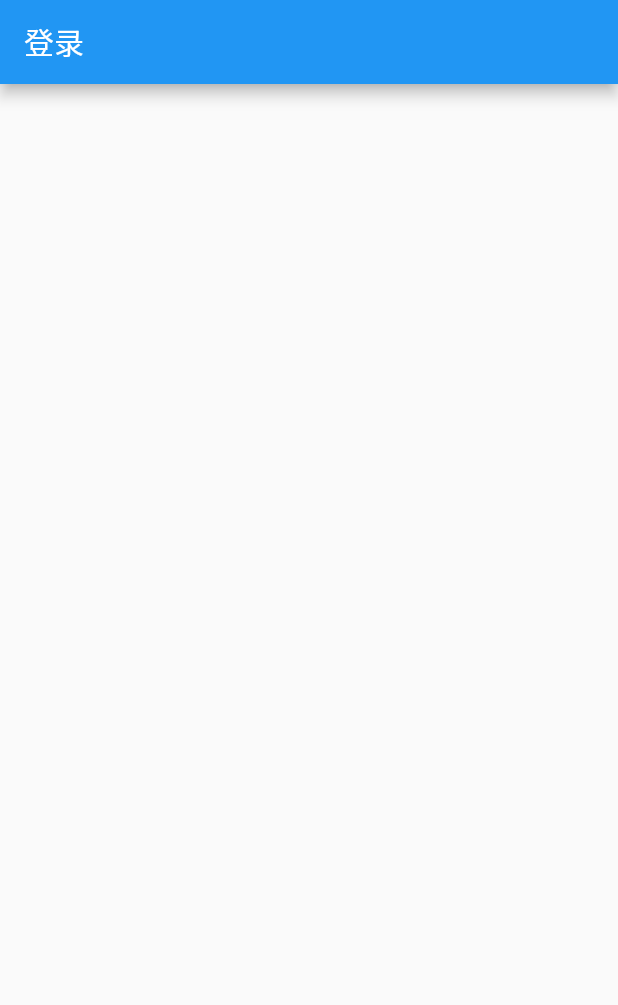
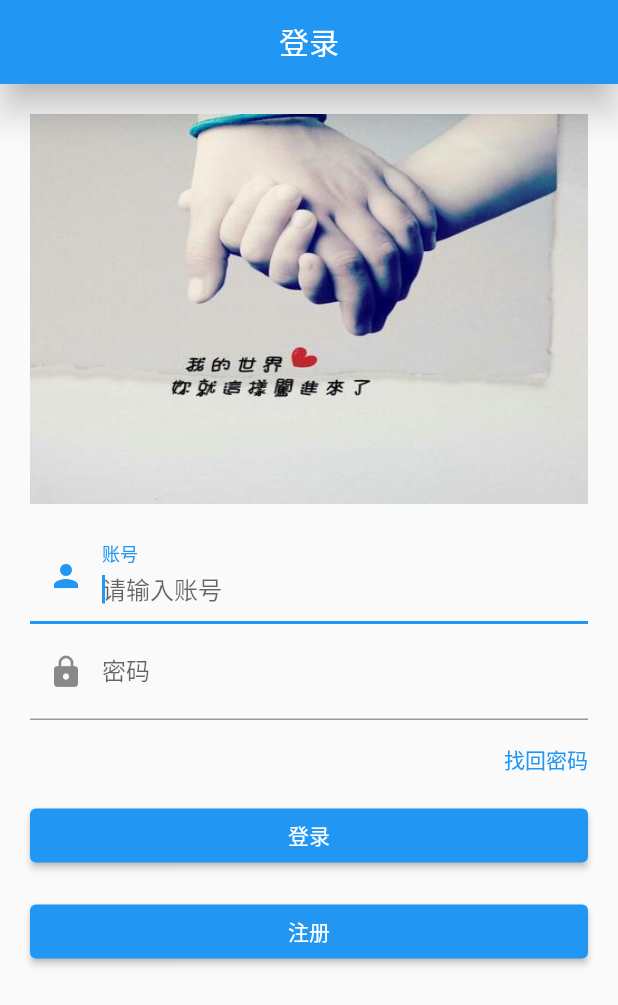
Before and after one commit to jonas-fate/flutter_learn, a Flutter app: the screen it shows after launch, on a phone screen of 412 x 824 dp. Shown: the top 1005 px of the screen. Run offline on Flutter 3.47's test engine with Material 2 defaults, Android fonts, the phone set to English and light mode, and no system bars; our stand-ins replace dio, flutter_easyloading; missing offline and left inert: encrypt, jpush_flutter, pointycastle.

```diff
--- /dev/null
+++ b/lib/base/view.dart
@@ -0,0 +1,9 @@
+import 'package:flutter/material.dart';
+
+AppBar getAppBar(String title) {
+  return AppBar(
+    title: Text(title),
+    elevation: 10,
+    centerTitle: true,
+  );
+}
--- a/lib/routes/route.dart
+++ /dev/null
@@ -1,6 +0,0 @@
-import 'package:flutter/material.dart';
-import 'package:flutter_learn/view/login_view.dart';
-
-Map<String, WidgetBuilder> routes = {
-  "/": (BuildContext context) => LoginView(),
-};
--- /dev/null
+++ b/lib/routes/routes.dart
@@ -0,0 +1,10 @@
+import 'package:flutter/material.dart';
+import 'package:flutter_learn/view/login_view.dart';
+import 'package:flutter_learn/view/menu_view.dart';
+import 'package:flutter_learn/view/register_view.dart';
+
+Map<String, WidgetBuilder> routes = {
+  "/": (BuildContext context) => LoginView(),
+  "menu": (BuildContext context) => MenuView(),
+  "register": (BuildContext context) => RegisterView(),
+};
--- a/lib/view/login_view.dart
+++ b/lib/view/login_view.dart
@@ -1,4 +1,8 @@
+import 'dart:async';
+import 'package:flutter_learn/viewmodel/login_viewmodel.dart';
+import 'package:provider/provider.dart';
 import 'package:flutter/material.dart';
+import 'package:flutter_learn/base/view.dart';
 import 'package:flutter_learn/utils/rsa/rsa_utils.dart';
 
 class LoginView extends StatefulWidget {
@@ -9,10 +13,22 @@ class LoginView extends StatefulWidget {
 }
 
 class _LoginViewState extends State<LoginView> {
+  late TextEditingController _user;
+  late TextEditingController _password;
+
   @override
   void initState() {
     super.initState();
+    _user = TextEditingController();
+    _password = TextEditingController();
     test();
+  }
+
+  @override
+  void dispose() {
+    super.dispose();
+    _user.dispose();
+    _password.dispose();
   }
 
   void test() async {
@@ -27,9 +43,90 @@ class _LoginViewState extends State<LoginView> {
   @override
   Widget build(BuildContext context) {
     return Scaffold(
-      appBar: AppBar(
-        title: Text("登录"),
+      appBar: getAppBar("登录"),
+      body: SingleChildScrollView(
+        child: Padding(
+          padding: EdgeInsets.all(20),
+          child: Column(
+            children: [
+              Image.asset(
+                "assets/images/main.jpg",
+                width: double.infinity,
+                height: 260,
+                fit: BoxFit.fill,
+              ),
+              SizedBox(height: 16),
+              TextField(
+                decoration: InputDecoration(
+                  labelText: "账号",
+                  hintText: "请输入账号",
+                  prefixIcon: Icon(Icons.person),
+                ),
+                controller: _user,
+                autofocus: true,
+                textInputAction: TextInputAction.next,
+              ),
+              TextField(
+                decoration: InputDecoration(
+                  labelText: "密码",
+                  hintText: "请输入密码",
+                  prefixIcon: Icon(Icons.lock),
+                ),
+                controller: _password,
+                autofocus: true,
+                textInputAction: TextInputAction.send,
+                onSubmitted: (e) {
+                  print(e);
+                },
+              ),
+              SizedBox(height: 16),
+              GestureDetector(
+                child: Container(
+                  width: double.infinity,
+                  child: Text(
+                    "找回密码",
+                    style: TextStyle(color: Colors.blue),
+                    textAlign: TextAlign.right,
+                  ),
+                ),
+                onTap: () {
+                  print("找回密码");
+                },
+              ),
+              SizedBox(height: 16),
+              Container(
+                width: double.infinity,
+                child: ElevatedButton(
+                  child: Text("登录"),
+                  onPressed: _login,
+                ),
+              ),
+              SizedBox(height: 16),
+              Container(
+                width: double.infinity,
+                child: ElevatedButton(
+                  child: Text("注册"),
+                  onPressed: _register,
+                ),
+              ),
+            ],
+          ),
+        ),
       ),
     );
   }
+
+  void _login() async {
+    print("登录");
+    context.read<LoginViewModel>().setIsLogin(true);
+    new Timer(Duration(seconds: 3), () {
+      context.read<LoginViewModel>().setIsLogin(false);
+      Navigator.of(context).pushNamed("menu");
+    });
+  }
+
+  void _register() async {
+    print("注册");
+    Navigator.of(context).pushNamed("register");
+  }
 }
--- /dev/null
+++ b/lib/viewmodel/login_viewmodel.dart
@@ -0,0 +1,14 @@
+import 'package:flutter/cupertino.dart';
+
+class LoginViewModel extends ChangeNotifier {
+  bool _isLogin = false;
+
+  bool get getLogin {
+    return _isLogin;
+  }
+
+  void setIsLogin(bool value) {
+    _isLogin = value;
+    notifyListeners();
+  }
+}
--- a/pubspec.yaml
+++ b/pubspec.yaml
@@ -38,6 +38,8 @@ dependencies:
   jpush_flutter: ^2.1.5
   # RSA加密
   encrypt: ^5.0.1
+  # 全局状态管理
+  provider: ^6.0.1
 
 dev_dependencies:
   flutter_test:
@@ -60,6 +62,7 @@ flutter:
   #   - images/a_dot_ham.jpeg
   assets:
     - assets/rsa_data/
+    - assets/images/
 
   # An image asset can refer to one or more resolution-specific "variants", see
   # https://flutter.dev/assets-and-images/#resolution-aware.
```
Also changed, not shown: lib/main.dart (+10 -2 lines), lib/view/menu_view.dart (added, +18 -0 lines), lib/view/register_view.dart (added, +169 -0 lines), assets/images/main.jpg (added), lib/model/login_model.dart (added).
